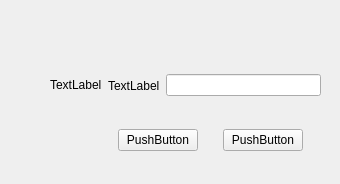
hhyvs111/FileManagement, file FileManagement/MyMessageBox.ui: the form before one commit.
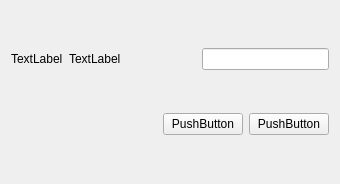
The form after the commit.

The edit to the form file:
```diff
--- a/FileManagement/MyMessageBox.ui
+++ b/FileManagement/MyMessageBox.ui
@@ -13,23 +13,9 @@
   <property name="windowTitle">
    <string>Form</string>
   </property>
-  <widget class="QWidget" name="horizontalLayoutWidget">
-   <property name="geometry">
-    <rect>
-     <x>50</x>
-     <y>50</y>
-     <width>271</width>
-     <height>71</height>
-    </rect>
-   </property>
+  <layout class="QVBoxLayout" name="verticalLayout">
+   <item>
    <layout class="QHBoxLayout" name="horizontalLayout">
-    <item>
-     <widget class="QLabel" name="MessageContent">
-      <property name="text">
-       <string>&lt;html&gt;&lt;head/&gt;&lt;body&gt;&lt;p&gt;TextLabel&lt;/p&gt;&lt;/body&gt;&lt;/html&gt;</string>
-      </property>
-     </widget>
-    </item>
     <item>
      <widget class="QLabel" name="MessageIcon">
       <property name="text">
@@ -37,20 +23,25 @@
       </property>
      </widget>
     </item>
+     <item>
+      <widget class="QLabel" name="MessageContent">
+       <property name="sizePolicy">
+        <sizepolicy hsizetype="Expanding" vsizetype="Preferred">
+         <horstretch>0</horstretch>
+         <verstretch>0</verstretch>
+        </sizepolicy>
+       </property>
+       <property name="text">
+        <string>&lt;html&gt;&lt;head/&gt;&lt;body&gt;&lt;p&gt;TextLabel&lt;/p&gt;&lt;/body&gt;&lt;/html&gt;</string>
+       </property>
+      </widget>
+     </item>
     <item>
      <widget class="QLineEdit" name="inputContent"/>
     </item>
    </layout>
-  </widget>
-  <widget class="QWidget" name="horizontalLayoutWidget_2">
-   <property name="geometry">
-    <rect>
-     <x>100</x>
-     <y>120</y>
-     <width>221</width>
-     <height>41</height>
-    </rect>
-   </property>
+   </item>
+   <item>
    <layout class="QHBoxLayout" name="horizontalLayout_2">
     <item>
      <spacer name="horizontalSpacer">
@@ -80,19 +71,6 @@
       </property>
      </widget>
     </item>
-    <item>
-     <spacer name="horizontalSpacer_2">
-      <property name="orientation">
-       <enum>Qt::Horizontal</enum>
-      </property>
-      <property name="sizeHint" stdset="0">
-       <size>
-        <width>40</width>
-        <height>20</height>
-       </size>
-      </property>
-     </spacer>
-    </item>
     <item>
      <widget class="QPushButton" name="pButtonCancel">
       <property name="styleSheet">
@@ -103,21 +81,9 @@
       </property>
      </widget>
     </item>
-    <item>
-     <spacer name="horizontalSpacer_3">
-      <property name="orientation">
-       <enum>Qt::Horizontal</enum>
-      </property>
-      <property name="sizeHint" stdset="0">
-       <size>
-        <width>40</width>
-        <height>20</height>
-       </size>
-      </property>
-     </spacer>
-    </item>
-   </layout>
-  </widget>
+    </layout>
+   </item>
+  </layout>
  </widget>
  <resources/>
  <connections/>
```
Lines whose indentation alone changed are shown as unchanged.
